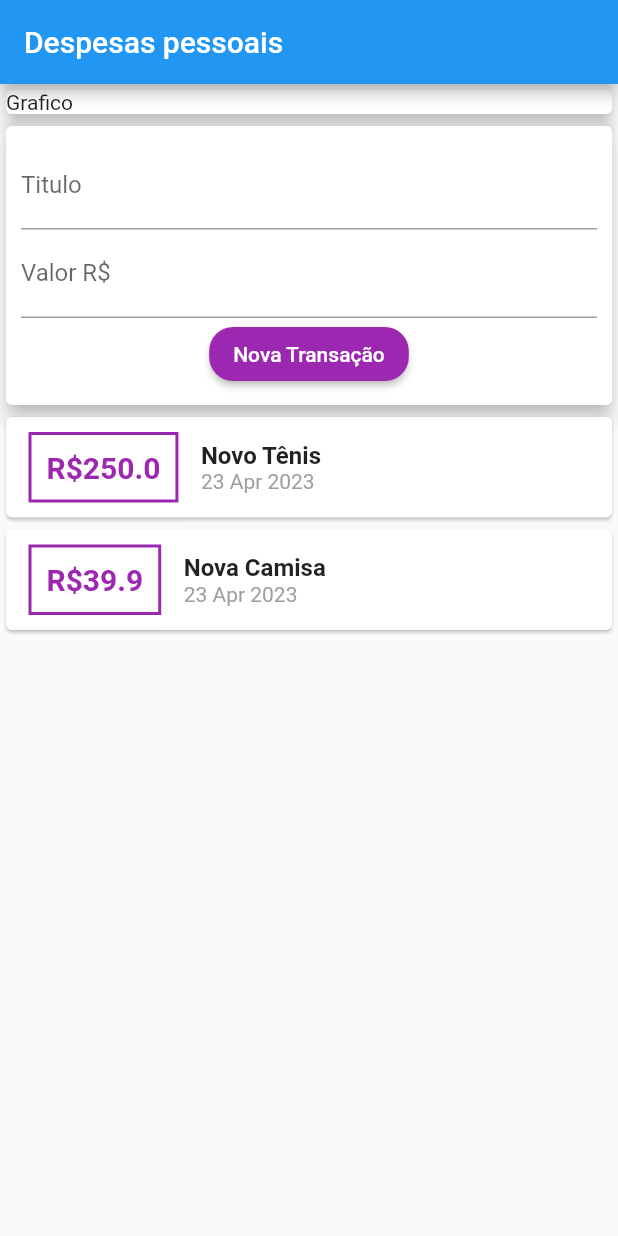
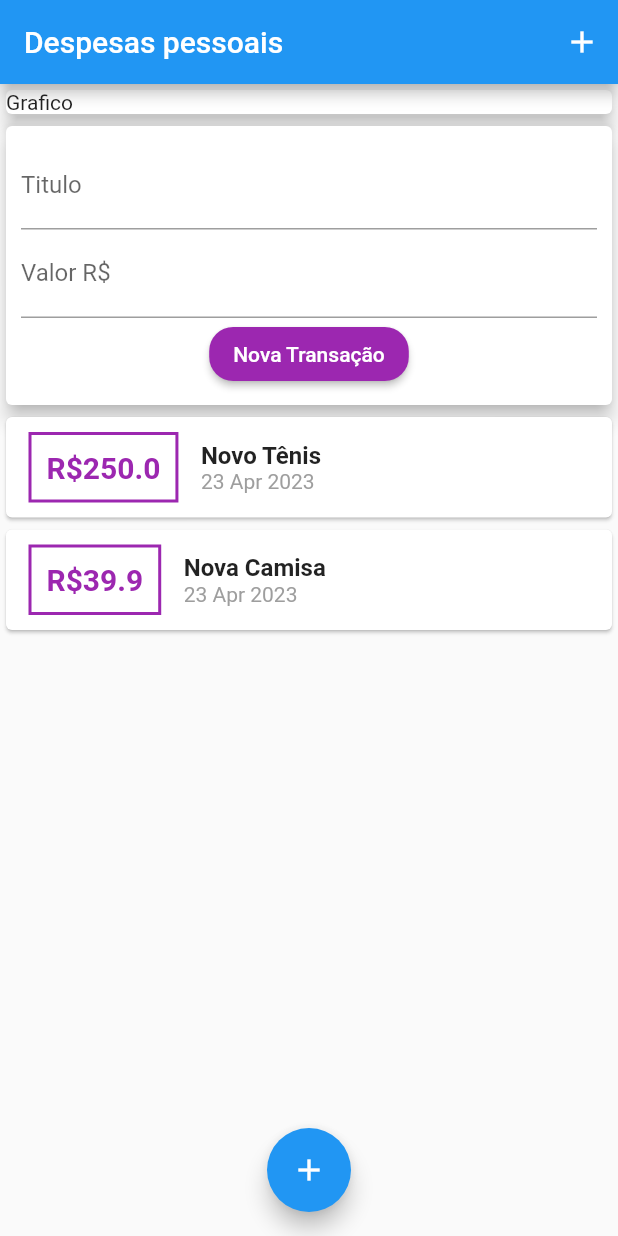
Before and after one commit to Marvingms7/projeto_despesas_pessoais, a Flutter app: the screen it shows after launch, on a phone screen of 412 x 824 dp. Run offline on Flutter 3.47's test engine with Material 2 defaults, Android fonts, the phone set to English and light mode, and no system bars.

Commit message:
adicionando botões

```diff
--- a/lib/components/transaction_form.dart
+++ b/lib/components/transaction_form.dart
@@ -30,11 +30,13 @@ class TransactionForm extends StatelessWidget {
             TextField(
               controller: titleController,
               decoration: const InputDecoration(labelText: 'Titulo'),
+              onSubmitted: (_) => _submitForm(),
             ),
             TextField(
               controller: valueController,
               keyboardType: const TextInputType.numberWithOptions(decimal: true),
               decoration: const InputDecoration(labelText: 'Valor R\$'),
+              onSubmitted: (_) => _submitForm(),
             ),
             ElevatedButton(
               onPressed: _submitForm,
--- a/lib/main.dart
+++ b/lib/main.dart
@@ -22,6 +22,9 @@ class MyHomePage extends StatelessWidget {
     return Scaffold(
       appBar: AppBar(
         title: const Text('Despesas pessoais'),
+        actions: [
+          IconButton(icon: const Icon(Icons.add), onPressed: () {  },)
+        ],
       ),
       body: SingleChildScrollView(
         child: Column(
@@ -37,6 +40,10 @@ class MyHomePage extends StatelessWidget {
           ],
         ),
       ),
+      floatingActionButton: FloatingActionButton(onPressed: () {  },
+      child: const Icon(Icons.add),
+      ),
+      floatingActionButtonLocation: FloatingActionButtonLocation.centerFloat,
     );
   }
 }
```
